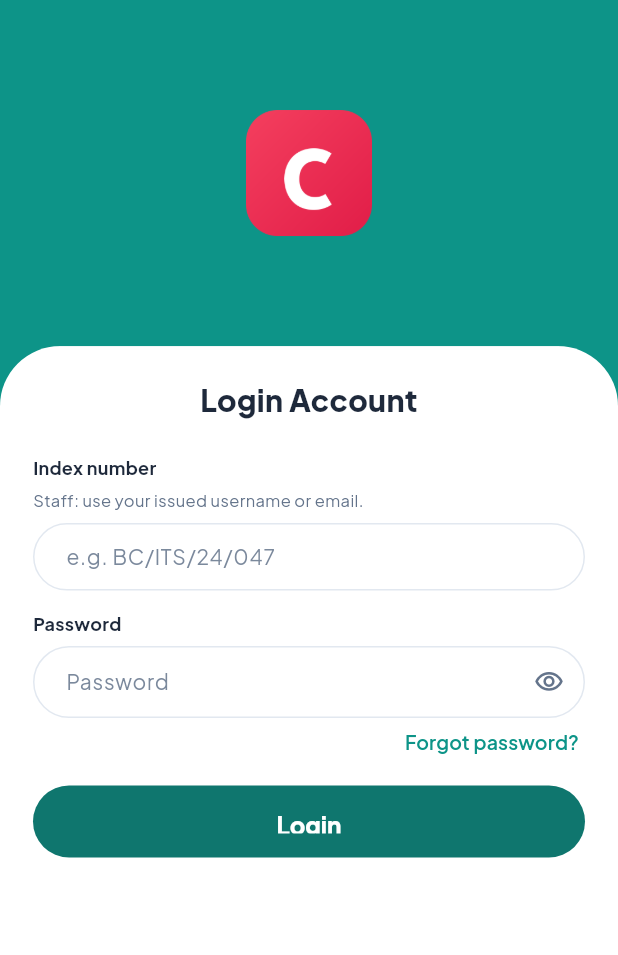
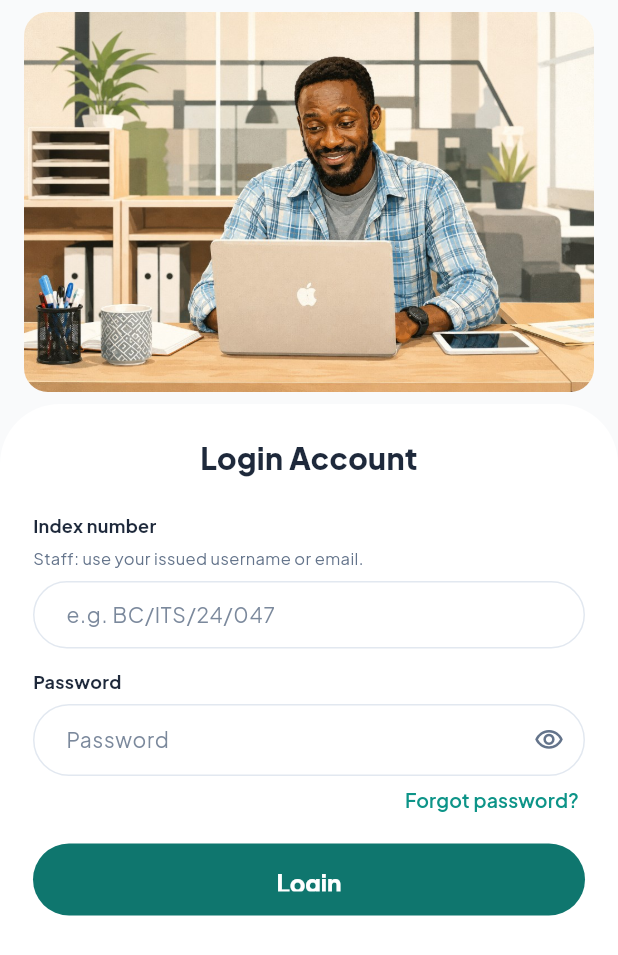
Before and after one commit to androidnega/at-nda, a Flutter app: the LoginPage screen opened by its route, on a phone screen of 412 x 824 dp. Shown: the top 955 px of the screen. Run offline on Flutter 3.47's test engine with Material 3 defaults, Android fonts, the phone set to English and light mode, and no system bars; our stand-ins replace audioplayers, camera, connectivity_plus, custom_refresh_indicator, flutter_local_notifications, flutter_secure_storage and 9 more; missing offline and left inert: crop_your_image, mobile_scanner, tflite_flutter; accounts and stored records are empty; network calls fail.

Commit message:
Unify login hero on web and mobile; remove dark card stroke.
Expose login_hero_image_url in API settings, show the same hero on Flutter login, and drop black borders/overlays from the web hero card.

Co-authored-by: Cursor <cursoragent@cursor.com>

```diff
--- a/at-end_frontend_app/lib/pages/login_page.dart
+++ b/at-end_frontend_app/lib/pages/login_page.dart
@@ -44,6 +44,9 @@ class _LoginPageState extends State<LoginPage> {
   static const Color _primaryTeal = Color(0xFF0D9488);
   static const Color _tealButton = Color(0xFF0F766E);
   static const Color _fieldBorder = Color(0xFFE2E8F0);
+  static const Color _pageBg = Color(0xFFF9FAFB);
+
+  static const String _loginHeroAsset = 'assets/images/auth/login-hero.jpg';
 
   static const double _pillRadius = 999;
 
@@ -80,7 +83,13 @@ class _LoginPageState extends State<LoginPage> {
   void initState() {
     super.initState();
     PermissionService.requestAll();
+    _prefetchLoginHero();
     _checkStoredStudent();
+  }
+
+  Future<void> _prefetchLoginHero() async {
+    await ApiService.loadAppSettings(forceRemote: true);
+    if (mounted) setState(() {});
   }
 
   Future<void> _checkStoredStudent() async {
@@ -337,31 +346,38 @@ class _LoginPageState extends State<LoginPage> {
     Navigator.of(context).pushReplacementNamed(route);
   }
 
+  Widget _loginHeroImage() {
+    final url = ApiService.loginHeroImageUrl?.trim();
+    if (url != null && url.isNotEmpty) {
+      return Image.network(
+        url,
+        fit: BoxFit.cover,
+        width: double.infinity,
+        height: double.infinity,
+        errorBuilder: (_, __, ___) => Image.asset(
+          _loginHeroAsset,
+          fit: BoxFit.cover,
+          width: double.infinity,
+          height: double.infinity,
+        ),
+      );
+    }
+    return Image.asset(
+      _loginHeroAsset,
+      fit: BoxFit.cover,
+      width: double.infinity,
+      height: double.infinity,
+    );
+  }
+
   Widget _loginHeader() {
-    return Container(
-      width: double.infinity,
-      color: _primaryTeal,
-      alignment: Alignment.center,
+    return Padding(
+      padding: const EdgeInsets.fromLTRB(16, 8, 16, 8),
       child: ClipRRect(
-        borderRadius: BorderRadius.circular(24),
-        child: Image.asset(
-          'branding/app_icon.png',
-          width: 96,
-          height: 96,
-          fit: BoxFit.cover,
-          errorBuilder: (_, __, ___) => Container(
-            width: 88,
-            height: 88,
-            decoration: BoxDecoration(
-              color: Colors.white.withValues(alpha: 0.22),
-              shape: BoxShape.circle,
-            ),
-            child: const Icon(
-              Icons.event_available_rounded,
-              color: Colors.white,
-              size: 44,
-            ),
-          ),
+        borderRadius: BorderRadius.circular(16),
+        child: AspectRatio(
+          aspectRatio: 3 / 2,
+          child: _loginHeroImage(),
         ),
       ),
     );
@@ -371,16 +387,13 @@ class _LoginPageState extends State<LoginPage> {
   Widget build(BuildContext context) {
     if (_checkingStored) {
       return Scaffold(
-        backgroundColor: _primaryTeal,
+        backgroundColor: _pageBg,
         body: ColoredBox(
-          color: _primaryTeal,
+          color: _pageBg,
           child: Column(
             children: [
+              SafeArea(bottom: false, child: _loginHeader()),
               Expanded(
-                  flex: 28,
-                  child: SafeArea(bottom: false, child: _loginHeader())),
-              Expanded(
-                flex: 72,
                 child: Container(
                   width: double.infinity,
                   decoration: const BoxDecoration(
@@ -432,17 +445,13 @@ class _LoginPageState extends State<LoginPage> {
     );
 
     return Scaffold(
-      backgroundColor: _primaryTeal,
+      backgroundColor: _pageBg,
       body: ColoredBox(
-        color: _primaryTeal,
+        color: _pageBg,
         child: Column(
           children: [
+            SafeArea(bottom: false, child: _loginHeader()),
             Expanded(
-              flex: 28,
-              child: SafeArea(bottom: false, child: _loginHeader()),
-            ),
-            Expanded(
-              flex: 72,
               child: ClipRRect(
                 borderRadius:
                     const BorderRadius.vertical(top: Radius.circular(40)),
--- a/at-end_frontend_app/lib/services/api_service.dart
+++ b/at-end_frontend_app/lib/services/api_service.dart
@@ -99,6 +99,8 @@ class ApiService {
   static const String _prefsStudentDashboardTheme = 'student_dashboard_theme';
   static const String _prefsStudentLogoutLockEnabled =
       'student_logout_lock_enabled';
+  static const String _prefsLoginHeroImageUrl = 'login_hero_image_url';
+  static String? loginHeroImageUrl;
   static bool _dashboardThemesHydrated = false;
   static DateTime? _lastSettingsFetchedAt;
   static const Duration _settingsRefreshGap = Duration(minutes: 3);
@@ -132,6 +134,10 @@ class ApiService {
       if (logoutLock != null) {
         studentLogoutLockEnabled = logoutLock;
       }
+      final hero = prefs.getString(_prefsLoginHeroImageUrl)?.trim();
+      if (hero != null && hero.isNotEmpty) {
+        loginHeroImageUrl = hero;
+      }
     } catch (_) {}
   }
 
@@ -144,6 +150,10 @@ class ApiService {
         _prefsStudentLogoutLockEnabled,
         studentLogoutLockEnabled,
       );
+      final hero = loginHeroImageUrl?.trim();
+      if (hero != null && hero.isNotEmpty) {
+        await prefs.setString(_prefsLoginHeroImageUrl, hero);
+      }
     } catch (_) {}
   }
 
@@ -236,6 +246,10 @@ class ApiService {
 
       final seed = m['mobile_app_theme_seed']?.toString().trim();
       await InstitutionThemeService.applyFromApi(seed);
+      final heroUrl = m['login_hero_image_url']?.toString().trim();
+      if (heroUrl != null && heroUrl.isNotEmpty) {
+        loginHeroImageUrl = heroUrl;
+      }
       final modeRaw =
           m['attendance_mode']?.toString().trim() ?? attendanceModeInstant;
       attendanceMode =
--- a/at-end_frontend_app/pubspec.yaml
+++ b/at-end_frontend_app/pubspec.yaml
@@ -111,6 +111,7 @@ flutter:
     - assets/sounds/success.wav
     - assets/models/face_embedding.tflite
     - branding/app_icon.png
+    - assets/images/auth/login-hero.jpg
 
   # An image asset can refer to one or more resolution-specific "variants", see
   # https://flutter.dev/to/resolution-aware-images
```
Also changed, not shown: at-end_frontend_app/assets/images/auth/login-hero.jpg (added), 5 other files.
